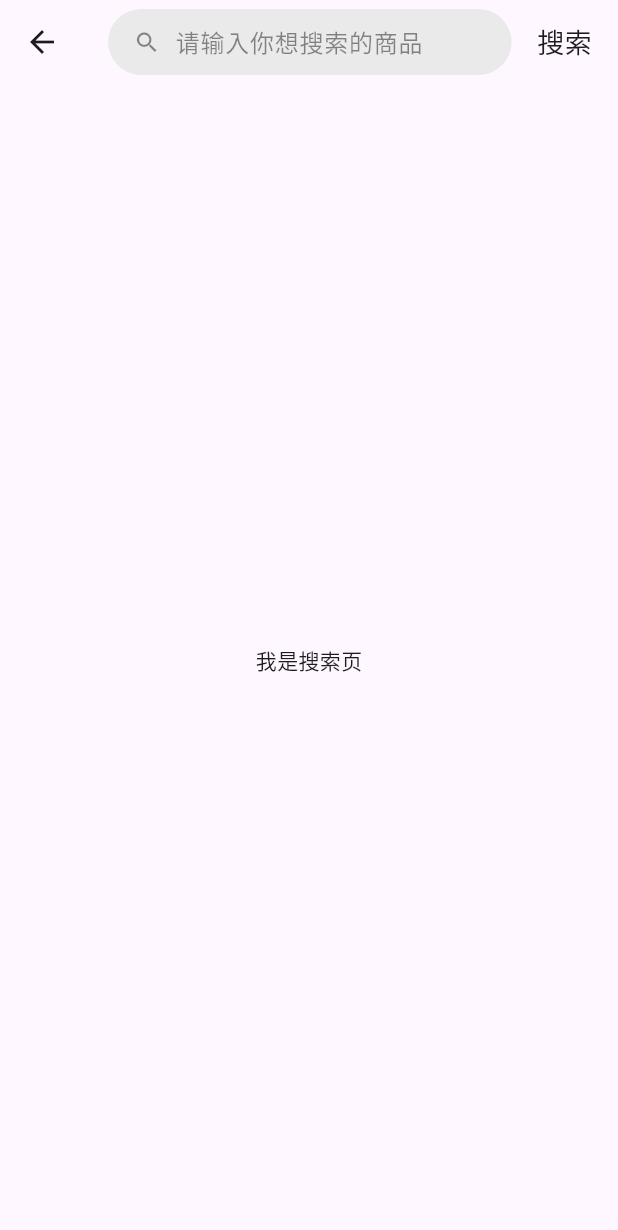
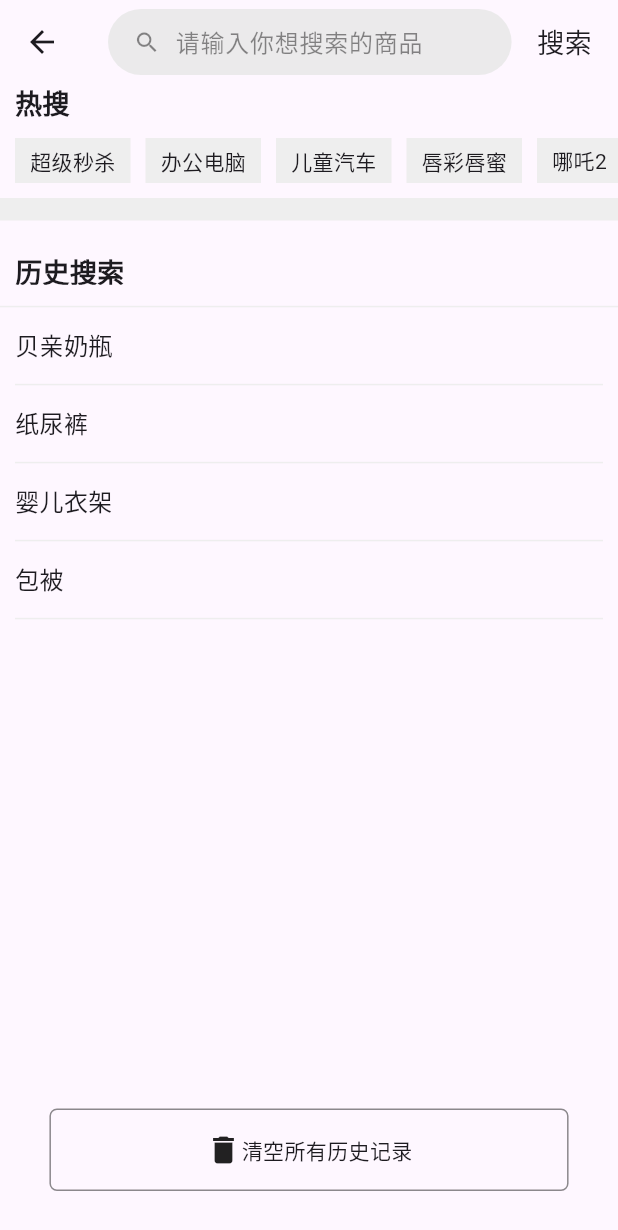
Before and after one commit to ForwardLonly/flutter_fangJD_demo, a Flutter app: the SearchPage screen opened directly, on a phone screen of 412 x 824 dp. Shown: the top 1230 px of the screen. Run offline on Flutter 3.47's test engine with Material 3 defaults, Android fonts, the phone set to English and light mode, and no system bars; our stand-ins replace dio, flutter_screenutil; missing offline and left inert: dart:ffi, flutter_swiper_3; network calls fail.

Commit message:
[commit] 添加搜索页面的内容视图的UI [version] 0.1.0

```diff
--- a/fangjd/lib/Pages/Search.dart
+++ b/fangjd/lib/Pages/Search.dart
@@ -9,6 +9,9 @@ class SearchPage extends StatefulWidget {
 }
 
 class _SearchPageState extends State<SearchPage> {
+
+  final List<String> _hotSearchData = ["超级秒杀", "办公电脑", "儿童汽车", "唇彩唇蜜", "哪吒2"];
+  final List<String> _historySearchData = ["贝亲奶瓶", "纸尿裤", "婴儿衣架", "包被"];
 
   // 设置搜索条
   Widget _searchInputWidget() {
@@ -59,6 +62,117 @@ class _SearchPageState extends State<SearchPage> {
     );
   }
 
+  // 热搜的视图
+  Widget _hotSearchWidget() {
+    return SizedBox(
+        height: Screenadapter.height(180),
+        child: Column(
+          mainAxisAlignment: MainAxisAlignment.start,
+          crossAxisAlignment: CrossAxisAlignment.start,
+          children: [
+            Row(
+              children: [
+                SizedBox(width: 10),
+                Text("热搜", style: TextStyle(fontSize: 18, fontWeight: FontWeight.w800))
+              ],
+            ),
+            SizedBox(height: 10),
+            SingleChildScrollView(
+              padding: EdgeInsets.only(left: 10),
+              scrollDirection: Axis.horizontal,
+              child: Row(
+                children: _hotSearchData.map((value){
+                  return Container(
+                    height: 30,
+                    padding: EdgeInsets.only(left: 10, right: 10),
+                    margin: EdgeInsets.only(right: 10),
+                    color: Colors.grey[200],
+                    child: Center(child: Text(value)),
+                  );
+                }).toList(),
+              ),
+            ),
+            SizedBox(height: 10),
+            Container(
+              height: 15,
+              color: Colors.grey[200],
+            )
+          ],
+        ),
+    );
+  }
+
+  // 历史搜索
+  Widget _historSearchTitleWidget() {
+    return SizedBox(
+      height: 50,
+      child: Column(
+        crossAxisAlignment: CrossAxisAlignment.start,
+        mainAxisAlignment: MainAxisAlignment.center,
+        children: [
+          Expanded(
+            child:  Container(
+              padding: EdgeInsets.only(top: 14, bottom: 14, left: 10),
+              child: Text("历史搜索", style: TextStyle(fontSize: 18, fontWeight: FontWeight.w800), textAlign: TextAlign.start),
+            )),
+          Divider(height: 1, color: Colors.grey[200])
+        ],
+      ),
+    );
+  }
+
+  // 搜索页面的内容视图
+  Widget _searchHotAndHistroyWidget() {
+    return ListView.builder(
+      itemBuilder: (context, index){
+        if (index == 0) {
+          return _hotSearchWidget();
+        }
+        if (index == 1) {
+          return _historSearchTitleWidget();
+        }
+        return Container(
+          padding: EdgeInsets.only(left: 10, right: 10),
+          child: Column(
+            crossAxisAlignment: CrossAxisAlignment.start,
+            children: [
+              Container(
+                padding: EdgeInsets.only(top: 14, bottom: 14),
+                child: Text(_historySearchData[index -2], style: TextStyle(fontSize: 16), textAlign: TextAlign.start),
+              ),
+              Divider(height: 1, color: Colors.grey[200])
+            ],
+          ),
+        );
+      },
+      itemCount: _historySearchData.length + 2,
+    );
+  }
+
+  // 删除的按钮
+  Widget _deleteHistoryWiget() {
+    return Container(
+      margin: EdgeInsets.only(left: Screenadapter.width(60), right: Screenadapter.width(60)),
+      height: Screenadapter.height(100),
+      decoration: BoxDecoration(
+        border: Border.all(
+          width: 1,
+          color: Colors.black45
+        ),
+        borderRadius: BorderRadius.circular(5)
+      ),
+      child: InkWell(
+        child: Row(
+          mainAxisAlignment: MainAxisAlignment.center,
+          children: [
+            Icon(Icons.delete),
+            Text("清空所有历史记录")
+          ],
+        ),
+      ),
+    );
+  }
+
   @override
   Widget build(BuildContext context) {
     return Scaffold(
@@ -68,8 +182,14 @@ class _SearchPageState extends State<SearchPage> {
           _searchItemWiget()
         ],
       ),
-      body: Center(
-        child: Text("我是搜索页"),
+      body: Container(
+        padding: EdgeInsets.only(bottom: 30),
+        child: Column(
+          children: [
+            Expanded(child: _searchHotAndHistroyWidget()),
+            _deleteHistoryWiget()
+          ],
+        ),
       ),
     );
   }
```
